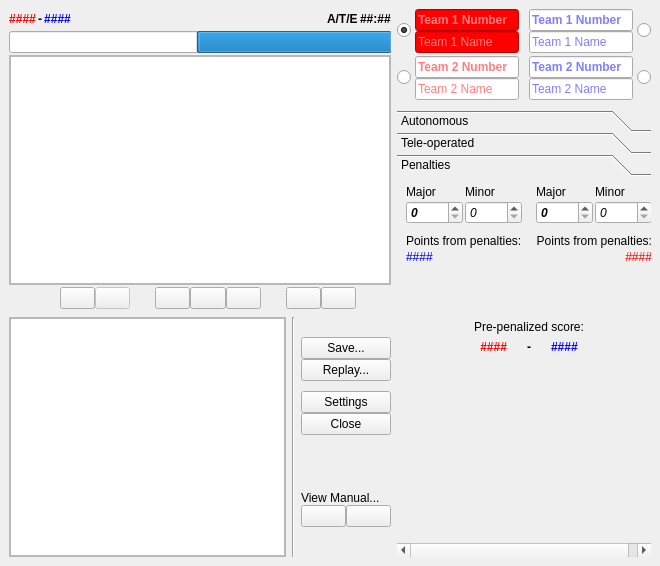
OlyCow/capablanca, file blockparty.ui: the form before one commit.
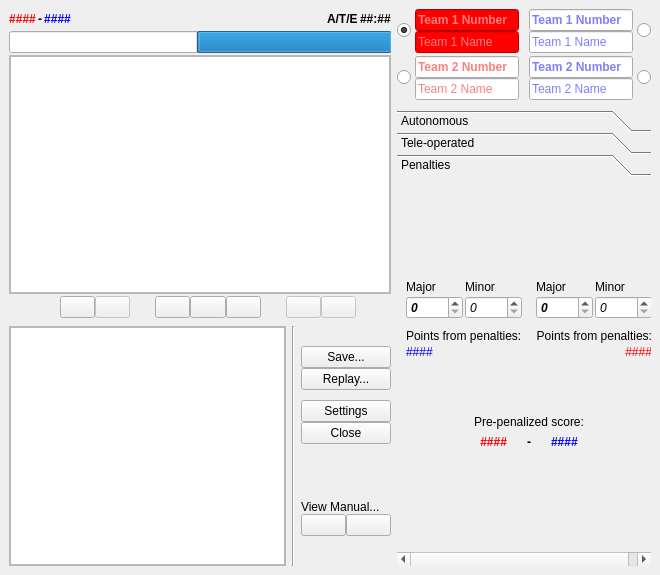
The form after the commit. The open tabs and pages were chosen to show the change. Icons and pictures are not drawn.

Commit message:
Updated team info generator
now more convenient.
also hopefully github understands UTF-8 :P

What changed in the file:
```diff
--- a/blockparty.ui
+++ b/blockparty.ui
@@ -7,7 +7,7 @@
     <x>0</x>
     <y>0</y>
     <width>660</width>
-    <height>566</height>
+    <height>575</height>
    </rect>
   </property>
   <property name="windowTitle">
@@ -173,7 +173,14 @@
           <number>0</number>
          </property>
          <item row="0" column="0">
-          <widget class="QGraphicsView" name="graphicsView_main"/>
+          <widget class="QGraphicsView" name="graphicsView_main">
+           <property name="verticalScrollBarPolicy">
+            <enum>Qt::ScrollBarAlwaysOff</enum>
+           </property>
+           <property name="horizontalScrollBarPolicy">
+            <enum>Qt::ScrollBarAlwaysOff</enum>
+           </property>
+          </widget>
          </item>
         </layout>
        </widget>
@@ -400,6 +407,9 @@
         </item>
         <item>
          <widget class="QPushButton" name="pushButton_undo">
+          <property name="enabled">
+           <bool>false</bool>
+          </property>
           <property name="sizePolicy">
            <sizepolicy hsizetype="Fixed" vsizetype="Fixed">
             <horstretch>0</horstretch>
@@ -429,6 +439,9 @@
         </item>
         <item>
          <widget class="QPushButton" name="pushButton_redo">
+          <property name="enabled">
+           <bool>false</bool>
+          </property>
           <property name="sizePolicy">
            <sizepolicy hsizetype="Fixed" vsizetype="Fixed">
             <horstretch>0</horstretch>
@@ -529,7 +542,14 @@
             <number>0</number>
            </property>
            <item row="0" column="0">
-            <widget class="QGraphicsView" name="graphicsView_predict"/>
+            <widget class="QGraphicsView" name="graphicsView_predict">
+             <property name="verticalScrollBarPolicy">
+              <enum>Qt::ScrollBarAlwaysOff</enum>
+             </property>
+             <property name="horizontalScrollBarPolicy">
+              <enum>Qt::ScrollBarAlwaysOff</enum>
+             </property>
+            </widget>
            </item>
           </layout>
          </widget>
@@ -2414,13 +2434,26 @@
            <x>0</x>
            <y>0</y>
            <width>252</width>
-           <height>388</height>
+           <height>397</height>
           </rect>
          </property>
          <attribute name="label">
           <string>Penalties</string>
          </attribute>
          <layout class="QVBoxLayout" name="verticalLayout_2">
+          <item>
+           <spacer name="verticalSpacer">
+            <property name="orientation">
+             <enum>Qt::Vertical</enum>
+            </property>
+            <property name="sizeHint" stdset="0">
+             <size>
+              <width>20</width>
+              <height>40</height>
+             </size>
+            </property>
+           </spacer>
+          </item>
           <item>
            <layout class="QGridLayout" name="gridLayout_penalties">
             <property name="spacing">
```
Left out of the diff: 6 changed lines with no effect on the pictures. The commit also changes 2 other files.
